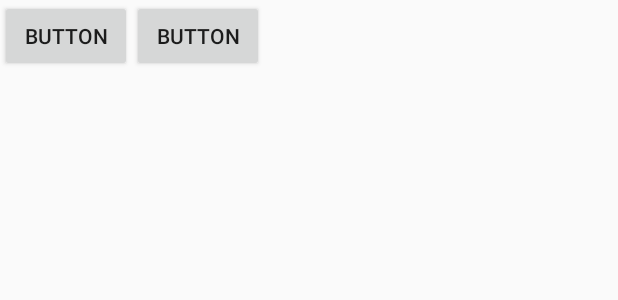
After one commit to Huigesi/FragmentsDemo, an Android app: the layout fragment.xml on its own in the app's theme, with its tools: preview values and no code run, on a phone screen of 412 x 824 dp. The commit adds this screen. Shown: the top 300 px of the screen. Run offline under Robolectric (Android 15) with nearby library versions, the phone set to English and light mode, and no system bars.

Commit message:
fragment first try

```diff
--- a/app/src/main/java/com/example/administrator/fragmentsdemo/fragment/Fragment.java
+++ b/app/src/main/java/com/example/administrator/fragmentsdemo/fragment/Fragment.java
@@ -42,7 +42,7 @@ public class Fragment extends android.support.v4.app.Fragment {
     @Override
     public View onCreateView(LayoutInflater inflater, ViewGroup container,
                              Bundle savedInstanceState) {
-        return inflater.inflate(R.layout.fragment_fragment1, container, false);
+        return inflater.inflate(R.layout.fragment, container, false);
     }
 
     public void onButtonPressed(Uri uri) {
--- a/app/src/main/java/com/example/administrator/fragmentsdemo/fragment/Fragment_1.java
+++ b/app/src/main/java/com/example/administrator/fragmentsdemo/fragment/Fragment_1.java
@@ -4,6 +4,8 @@ import android.os.Bundle;
 import android.view.LayoutInflater;
 import android.view.View;
 import android.view.ViewGroup;
+
+import com.example.administrator.fragmentsdemo.R;
 
 /**
  * Created by Administrator on 2017/12/12.
@@ -20,7 +22,9 @@ public class Fragment_1 extends Fragment{
 
     @Override
     public View onCreateView(LayoutInflater inflater, ViewGroup container, Bundle savedInstanceState) {
-        return super.onCreateView(inflater, container, savedInstanceState);
+
+        View view=inflater.inflate(R.layout.fragment_1,null);
+        return view;
     }
 
     @Override
--- /dev/null
+++ b/app/src/main/res/layout/fragment.xml
@@ -0,0 +1,22 @@
+<FrameLayout xmlns:android="http://schemas.android.com/apk/res/android"
+    xmlns:tools="http://schemas.android.com/tools"
+    android:layout_width="match_parent"
+    android:layout_height="match_parent"
+    tools:context="com.example.administrator.fragmentsdemo.fragment.Fragment">
+
+<LinearLayout
+    android:layout_width="match_parent"
+    android:layout_height="wrap_content">
+    <Button
+        android:id="@+id/button"
+        android:layout_width="wrap_content"
+        android:layout_height="wrap_content"
+        android:text="Button" />
+
+    <Button
+        android:id="@+id/button2"
+        android:layout_width="wrap_content"
+        android:layout_height="wrap_content"
+        android:text="Button" />
+</LinearLayout>
+</FrameLayout>
--- /dev/null
+++ b/app/src/main/res/layout/fragment_1.xml
@@ -0,0 +1,6 @@
+<?xml version="1.0" encoding="utf-8"?>
+<LinearLayout xmlns:android="http://schemas.android.com/apk/res/android"
+    android:orientation="vertical" android:layout_width="match_parent"
+    android:layout_height="match_parent">
+
+</LinearLayout>
```
Also changed, not shown: app/src/main/res/layout/activity_main.xml (+12 -10 lines), app/src/main/res/layout/fragment_fragment1.xml (deleted, +0 -13 lines).
